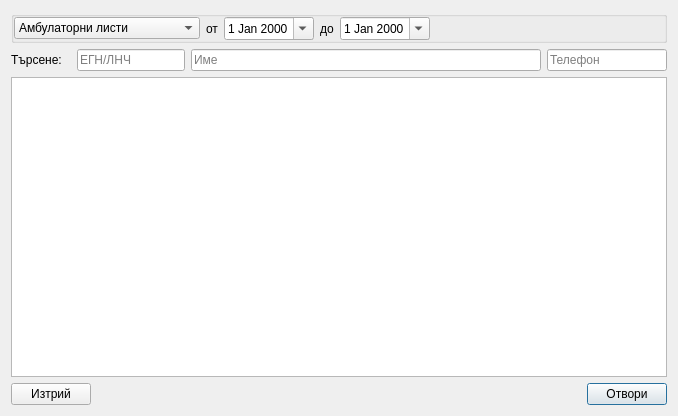
Before: the Qt Designer form src/View/AmbListSelector/AmbListSelector.ui in thefinalcutbg/DinoDent, drawn with Qt 5.
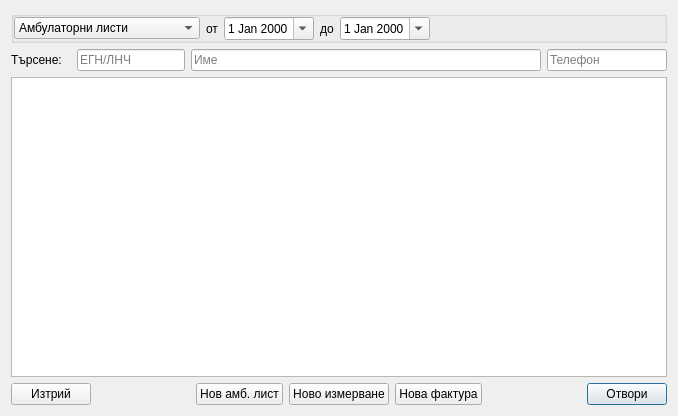
After: the same form once the commit is applied. Custom widgets are drawn as their Qt base class.

Patch:
```diff
--- a/src/View/AmbListSelector/AmbListSelector.ui
+++ b/src/View/AmbListSelector/AmbListSelector.ui
@@ -234,6 +234,40 @@
        </property>
       </widget>
      </item>
+     <item>
+      <spacer name="horizontalSpacer_3">
+       <property name="orientation">
+        <enum>Qt::Horizontal</enum>
+       </property>
+       <property name="sizeHint" stdset="0">
+        <size>
+         <width>40</width>
+         <height>20</height>
+        </size>
+       </property>
+      </spacer>
+     </item>
+     <item>
+      <widget class="QPushButton" name="newListButton">
+       <property name="text">
+        <string>Нов амб. лист</string>
+       </property>
+      </widget>
+     </item>
+     <item>
+      <widget class="QPushButton" name="newPerioButton">
+       <property name="text">
+        <string>Ново измерване</string>
+       </property>
+      </widget>
+     </item>
+     <item>
+      <widget class="QPushButton" name="newFinancialButton">
+       <property name="text">
+        <string>Нова фактура</string>
+       </property>
+      </widget>
+     </item>
      <item>
       <spacer name="horizontalSpacer">
        <property name="orientation">
```
